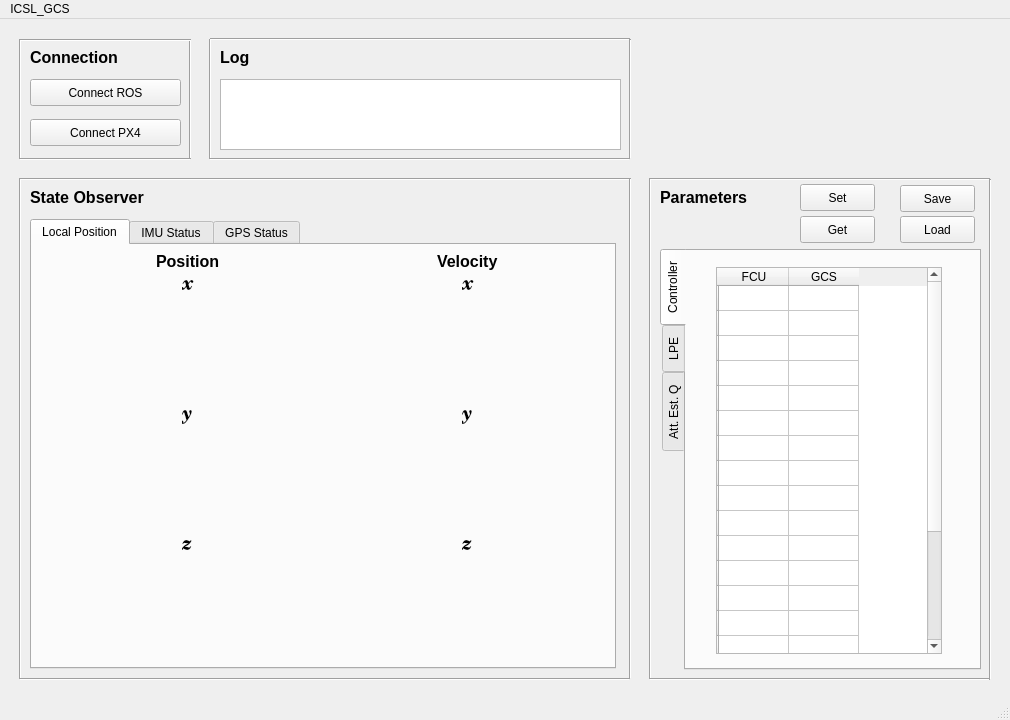
This is ui/icsl_gcs4.ui in Clark-Youngdong-Son/PX4_gcs as Qt 5 draws it before an edit. The edited form follows.
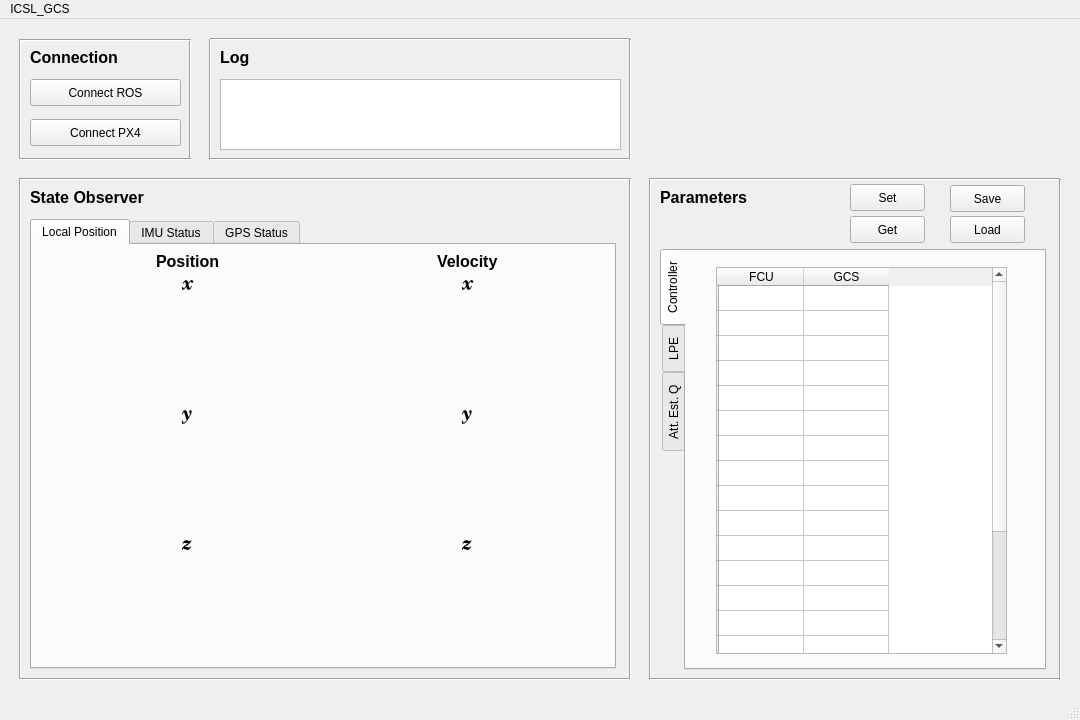
This is the edited form. Custom widgets are drawn as their Qt base class.

```diff
--- a/ui/icsl_gcs4.ui
+++ b/ui/icsl_gcs4.ui
@@ -6,7 +6,7 @@
    <rect>
     <x>0</x>
     <y>0</y>
-    <width>1010</width>
+    <width>1080</width>
     <height>720</height>
    </rect>
   </property>
@@ -761,7 +761,7 @@
    <widget class="QPushButton" name="pushButton_set_gain">
     <property name="geometry">
      <rect>
-      <x>800</x>
+      <x>850</x>
       <y>165</y>
       <width>75</width>
       <height>27</height>
@@ -774,7 +774,7 @@
    <widget class="QPushButton" name="pushButton_get_gain">
     <property name="geometry">
      <rect>
-      <x>800</x>
+      <x>850</x>
       <y>197</y>
       <width>75</width>
       <height>27</height>
@@ -789,7 +789,7 @@
      <rect>
       <x>660</x>
       <y>230</y>
-      <width>321</width>
+      <width>386</width>
       <height>421</height>
      </rect>
     </property>
@@ -817,7 +817,7 @@
        <rect>
         <x>30</x>
         <y>16</y>
-        <width>226</width>
+        <width>291</width>
         <height>387</height>
        </rect>
       </property>
@@ -828,10 +828,10 @@
        <number>20</number>
       </property>
       <attribute name="horizontalHeaderDefaultSectionSize">
-       <number>70</number>
+       <number>85</number>
       </attribute>
       <attribute name="horizontalHeaderMinimumSectionSize">
-       <number>70</number>
+       <number>85</number>
       </attribute>
       <attribute name="verticalHeaderDefaultSectionSize">
        <number>18</number>
@@ -1265,7 +1265,7 @@
      <rect>
       <x>650</x>
       <y>150</y>
-      <width>340</width>
+      <width>410</width>
       <height>21</height>
      </rect>
     </property>
@@ -1276,7 +1276,7 @@
    <widget class="Line" name="line_15">
     <property name="geometry">
      <rect>
-      <x>980</x>
+      <x>1050</x>
       <y>160</y>
       <width>20</width>
       <height>501</height>
@@ -1291,7 +1291,7 @@
      <rect>
       <x>650</x>
       <y>650</y>
-      <width>340</width>
+      <width>410</width>
       <height>21</height>
      </rect>
     </property>
@@ -1322,7 +1322,7 @@
    <widget class="QPushButton" name="pushButton_save_gain">
     <property name="geometry">
      <rect>
-      <x>900</x>
+      <x>950</x>
       <y>166</y>
       <width>75</width>
       <height>27</height>
@@ -1335,7 +1335,7 @@
    <widget class="QPushButton" name="pushButton_load_gain">
     <property name="geometry">
      <rect>
-      <x>900</x>
+      <x>950</x>
       <y>197</y>
       <width>75</width>
       <height>27</height>
@@ -1351,7 +1351,7 @@
     <rect>
      <x>0</x>
      <y>0</y>
-     <width>1010</width>
+     <width>1080</width>
      <height>25</height>
     </rect>
    </property>
```
Left out of the diff: 12 changed lines with no effect on the pictures.
